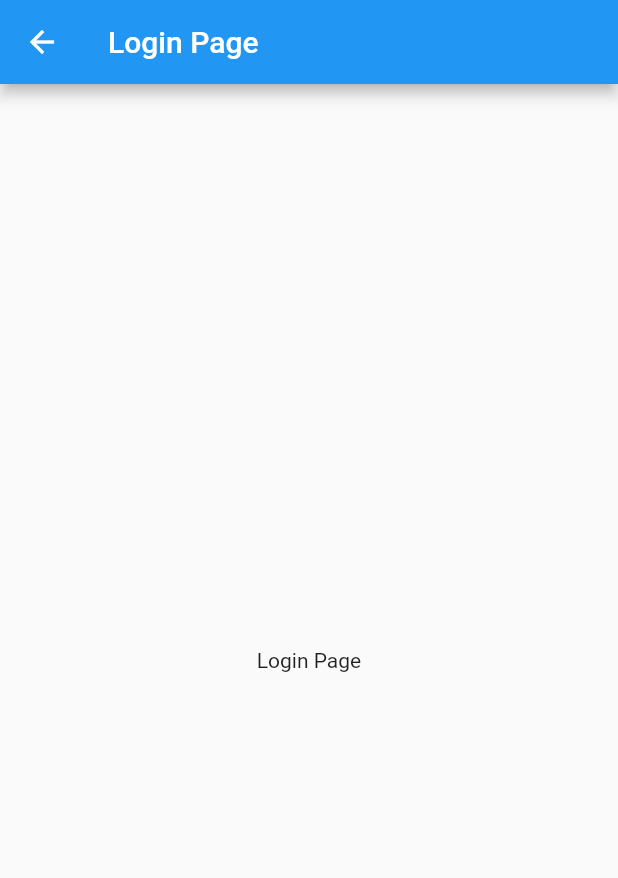
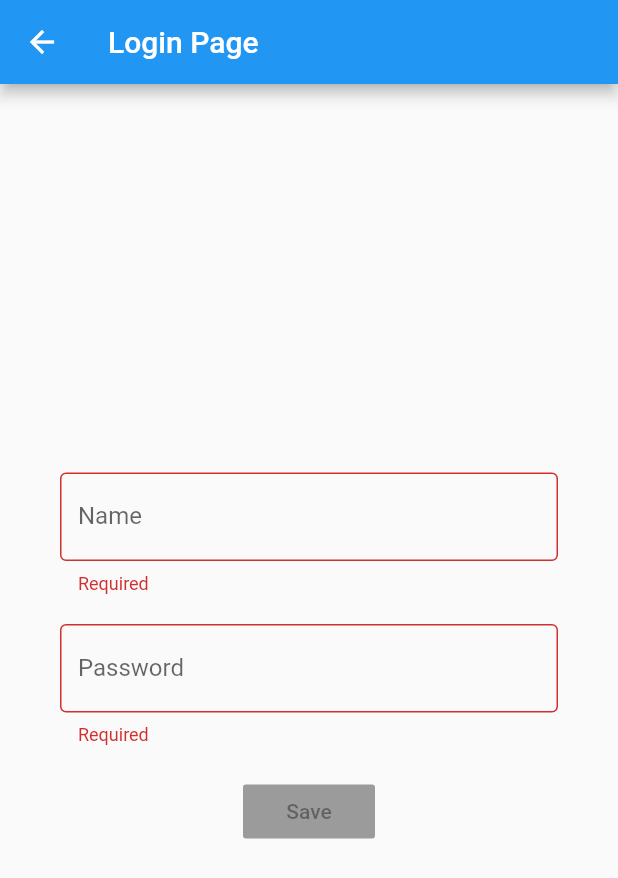
Before and after one commit to mawippel/mobx_effective_architecture, a Flutter app: the LoginPage screen opened directly, on a phone screen of 412 x 824 dp. Shown: the top 878 px of the screen. Run offline on Flutter 3.47's test engine with Material 2 defaults, Android fonts, the phone set to English and light mode, and no system bars; drawn by our look-alikes of oktoast; our stand-ins replace firebase_analytics, firebase_crashlytics, flutter_mobx, get, get_it, mobx; accounts and stored records are empty; generated files the repository leaves out were written again.

Commit message:
feat: complete login page

```diff
--- a/analysis_options.yaml
+++ b/analysis_options.yaml
@@ -46,3 +46,4 @@ linter:
     unnecessary_parenthesis: true
     unnecessary_this: true
     use_rethrow_when_possible: true
+    use_setters_to_change_properties: false
--- a/lib/app.dart
+++ b/lib/app.dart
@@ -1,6 +1,8 @@
 import 'package:firebase_analytics/firebase_analytics.dart';
 import 'package:firebase_analytics/observer.dart';
 import 'package:flutter/material.dart';
+import 'package:get/get.dart';
+import 'package:get_it/get_it.dart';
 import 'package:mobx_effective_architecture/domain/home/home_page.dart';
 import 'package:mobx_effective_architecture/stores/main_store.dart';
 import 'package:mobx_effective_architecture/utils/routes.dart';
@@ -9,10 +11,11 @@ import 'package:oktoast/oktoast.dart';
 class App extends StatelessWidget {
   static FirebaseAnalytics analytics = FirebaseAnalytics();
 
-  static MainStore mainStore = MainStore();
-
   @override
   Widget build(BuildContext context) {
+    final GetIt getIt = GetIt.I;
+    getIt.registerSingleton<MainStore>(MainStore());
+
     return OKToast(
       position: ToastPosition.bottom,
       handleTouth: true,
@@ -24,6 +27,7 @@ class App extends StatelessWidget {
         ),
         initialRoute: '/login',
         home: const HomePage(title: 'Flutter Demo Home Page'),
+        navigatorKey: Get.key,
         navigatorObservers: [FirebaseAnalyticsObserver(analytics: analytics)],
         routes: Routes.all(),
       ),
--- a/lib/domain/login/login_page.dart
+++ b/lib/domain/login/login_page.dart
@@ -1,22 +1,63 @@
 import 'package:flutter/material.dart';
+import 'package:flutter_mobx/flutter_mobx.dart';
+import 'package:get_it/get_it.dart';
+import 'package:mobx_effective_architecture/stores/main_store.dart';
 
 class LoginPage extends StatelessWidget {
   const LoginPage({Key key}) : super(key: key);
 
+  static const String name = '/login';
+
   @override
   Widget build(BuildContext context) {
+    final mainStore = GetIt.I.get<MainStore>();
+
+    TextField _textField(
+            {String labelText, onChange, String Function() errorText}) =>
+        TextField(
+          onChanged: onChange,
+          decoration: InputDecoration(
+              border: const OutlineInputBorder(),
+              labelText: labelText,
+              errorText: errorText == null ? '' : errorText()),
+        );
+
     return Scaffold(
       appBar: AppBar(
         title: const Text('Login Page'),
       ),
       body: Center(
-        child: Column(
-          mainAxisAlignment: MainAxisAlignment.center,
-          children: const <Widget>[
-            Text(
-              'Login Page',
-            ),
-          ],
+        child: Container(
+          padding: const EdgeInsets.symmetric(horizontal: 40),
+          child: Column(
+            mainAxisAlignment: MainAxisAlignment.center,
+            children: <Widget>[
+              Observer(
+                builder: (_) => Column(
+                  children: <Widget>[
+                    _textField(
+                      labelText: 'Name',
+                      onChange: mainStore.loginStore.setUsername,
+                      errorText: mainStore.loginStore.validateUsername,
+                    ),
+                    const SizedBox(height: 20),
+                    _textField(
+                      labelText: 'Password',
+                      onChange: mainStore.loginStore.setPassword,
+                      errorText: mainStore.loginStore.validatePassword,
+                    ),
+                    const SizedBox(height: 20),
+                  ],
+                ),
+              ),
+              Observer(
+                builder: (_) => RaisedButton(
+                  onPressed: mainStore.loginStore.isValid ? () {} : null,
+                  child: const Text('Save'),
+                ),
+              ),
+            ],
+          ),
         ),
       ),
     );
--- /dev/null
+++ b/lib/domain/login/login_store.dart
@@ -0,0 +1,42 @@
+import 'package:mobx/mobx.dart';
+part 'login_store.g.dart';
+
+class LoginStore = _LoginStoreBase with _$LoginStore;
+
+abstract class _LoginStoreBase with Store {
+  @observable
+  String username;
+
+  @observable
+  String password;
+
+  @computed
+  bool get isValid => validateUsername() == null && validatePassword() == null;
+
+  @action
+  void setUsername(String newValue) {
+    username = newValue;
+  }
+
+  @action
+  void setPassword(String newValue) {
+    password = newValue;
+  }
+
+  String validateUsername() {
+    if (username == null || username.isEmpty) {
+      return 'Required';
+    }
+    return null;
+  }
+
+  String validatePassword() {
+    if (password == null || password.isEmpty) {
+      return 'Required';
+    }
+    if (password.length < 8) {
+      return 'Password must have more than 8 chars';
+    }
+    return null;
+  }
+}
--- a/lib/main_dev.dart
+++ b/lib/main_dev.dart
@@ -1,7 +1,6 @@
 import 'package:flutter/foundation.dart';
 import 'package:flutter/material.dart';
 import 'package:flutter/services.dart';
-import 'package:intl/date_symbol_data_file.dart';
 import 'package:mobx_effective_architecture/app.dart';
 
 void main() {
@@ -12,13 +11,13 @@ void main() {
 
   FlutterError.onError = FlutterError.dumpErrorToConsole;
 
+  WidgetsFlutterBinding.ensureInitialized();
+
   SystemChrome.setPreferredOrientations([
     DeviceOrientation.portraitDown,
     DeviceOrientation.portraitUp,
   ]);
-  initializeDateFormatting("pt_BR", null);
 
-  WidgetsFlutterBinding.ensureInitialized();
   runApp(
     App(),
   );
--- a/lib/main_prod.dart
+++ b/lib/main_prod.dart
@@ -1,7 +1,6 @@
 import 'package:firebase_crashlytics/firebase_crashlytics.dart';
 import 'package:flutter/material.dart';
 import 'package:flutter/services.dart';
-import 'package:intl/date_symbol_data_file.dart';
 import 'package:mobx_effective_architecture/app.dart';
 
 void main() {
@@ -9,13 +8,13 @@ void main() {
 
   FlutterError.onError = Crashlytics.instance.recordFlutterError;
 
+  WidgetsFlutterBinding.ensureInitialized();
+
   SystemChrome.setPreferredOrientations([
     DeviceOrientation.portraitDown,
     DeviceOrientation.portraitUp,
   ]);
-  initializeDateFormatting("pt_BR", null);
 
-  WidgetsFlutterBinding.ensureInitialized();
   runApp(
     App(),
   );
--- a/lib/stores/main_store.dart
+++ b/lib/stores/main_store.dart
@@ -1,8 +1,12 @@
 import 'package:mobx/mobx.dart';
+import 'package:mobx_effective_architecture/domain/login/login_store.dart';
 part 'main_store.g.dart';
 
 class MainStore = _MainStoreBase with _$MainStore;
 
 abstract class _MainStoreBase with Store {
 
+  // Set stores
+  final LoginStore loginStore = LoginStore();
+
 }
--- a/lib/utils/routes.dart
+++ b/lib/utils/routes.dart
@@ -1,9 +1,11 @@
 import 'package:flutter/material.dart';
 import 'package:mobx_effective_architecture/domain/home/home_page.dart';
+import 'package:mobx_effective_architecture/domain/login/login_page.dart';
 
 class Routes {
 
   static Map<String, Widget Function(BuildContext)> all() => {
+    LoginPage.name: (_) => const LoginPage(),
     HomePage.name: (_) => const HomePage(),
   };
 
```
Also changed, not shown: pubspec.yaml (+11 -9 lines), lib/domain/login/login_store.g.dart (added), pubspec.lock, 3 other files.
